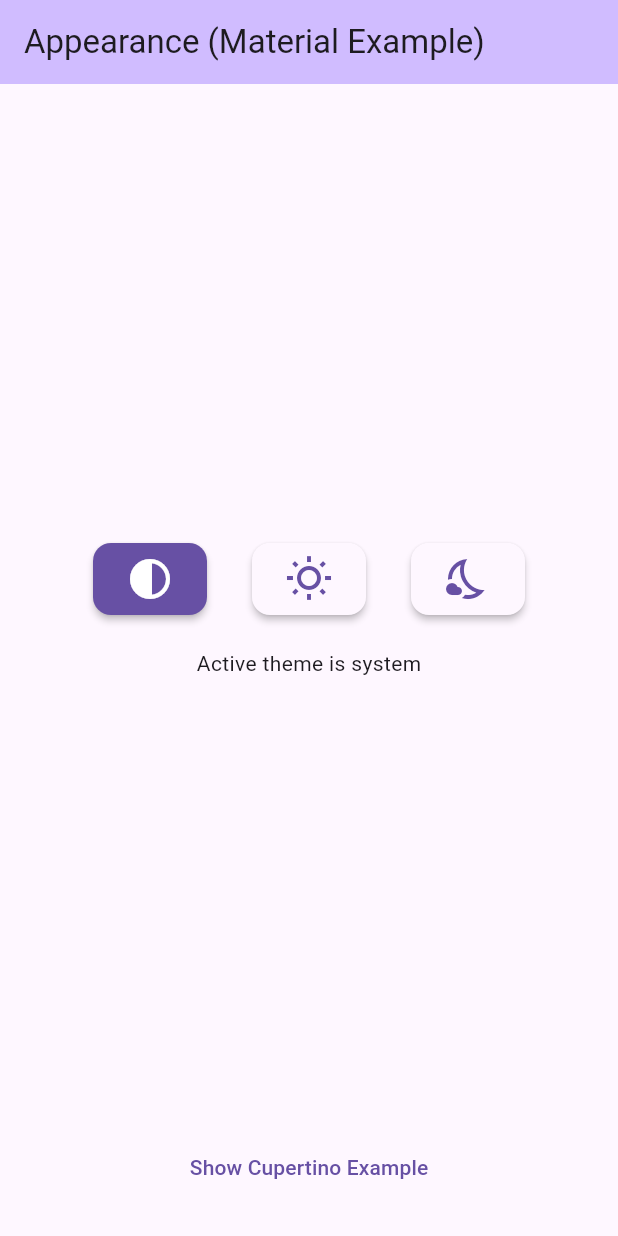
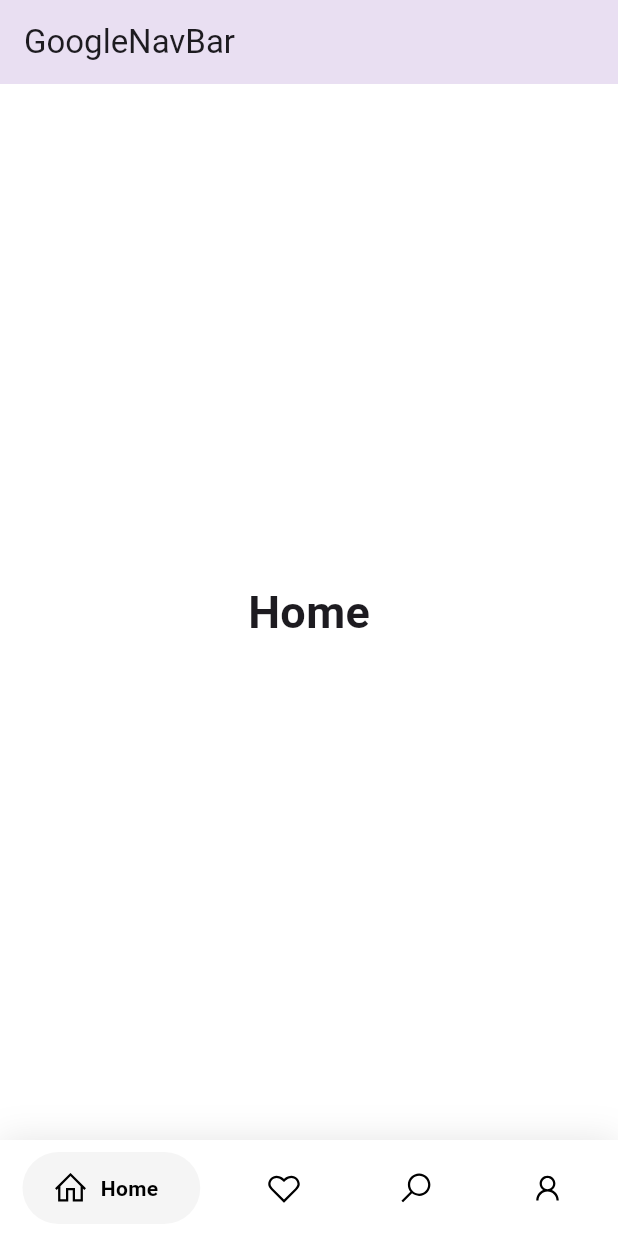
Before and after one commit to hoathienvu8x/Flutter-Demos, a Flutter app: the screen it shows after launch, on a phone screen of 412 x 824 dp. Run offline on Flutter 3.47's test engine with Material 3 defaults, Android fonts, the phone set to English and light mode, and no system bars; our stand-ins replace line_icons, shared_preferences.

Commit message:
Google Nav Bar

```diff
--- /dev/null
+++ b/lib/google_nav_bar/button.dart
@@ -0,0 +1,211 @@
+import 'dart:math' show pow;
+import 'package:flutter/material.dart';
+
+import 'gnav.dart';
+
+class Button extends StatefulWidget {
+  const Button({
+    super.key,
+    this.icon,
+    this.iconSize,
+    this.leading,
+    this.iconActiveColor,
+    this.iconColor,
+    this.text,
+    this.gap,
+    this.color,
+    this.rippleColor,
+    this.hoverColor,
+    required this.onPressed,
+    this.duration,
+    this.curve,
+    this.padding,
+    this.margin,
+    required this.active,
+    this.debug,
+    this.gradient,
+    this.borderRadius,
+    this.border,
+    this.activeBorder,
+    this.shadow,
+    this.style = GnavStyle.google,
+    this.textSize,
+  });
+
+  final IconData? icon;
+  final double? iconSize;
+  final Text? text;
+  final Widget? leading;
+  final Color? iconActiveColor;
+  final Color? iconColor;
+  final Color? color;
+  final Color? rippleColor;
+  final Color? hoverColor;
+  final double? gap;
+  final bool? active;
+  final bool? debug;
+  final VoidCallback onPressed;
+  final EdgeInsetsGeometry? padding;
+  final EdgeInsetsGeometry? margin;
+  final Duration? duration;
+  final Curve? curve;
+  final Gradient? gradient;
+  final BorderRadius? borderRadius;
+  final Border? border;
+  final Border? activeBorder;
+  final List<BoxShadow>? shadow;
+  final GnavStyle? style;
+  final double? textSize;
+
+  @override
+  State<Button> createState() => _ButtonState();
+}
+
+class _ButtonState extends State<Button> with TickerProviderStateMixin {
+  late bool _expanded;
+  late final AnimationController expandController;
+
+  @override
+  void initState() {
+    super.initState();
+    _expanded = widget.active!;
+
+    expandController =
+        AnimationController(vsync: this, duration: widget.duration)
+          ..addListener(() => setState(() {}));
+  }
+
+  @override
+  void dispose() {
+    expandController.dispose();
+
+    super.dispose();
+  }
+
+  @override
+  Widget build(BuildContext context) {
+    var curveValue = expandController
+        .drive(CurveTween(
+            curve: _expanded ? widget.curve! : widget.curve!.flipped))
+        .value;
+    var colorTween =
+        ColorTween(begin: widget.iconColor, end: widget.iconActiveColor);
+    var colorTweenAnimation = colorTween.animate(CurvedAnimation(
+        parent: expandController,
+        curve: _expanded ? Curves.easeInExpo : Curves.easeOutCirc));
+
+    _expanded = !widget.active!;
+    if (_expanded) {
+      expandController.reverse();
+    } else {
+      expandController.forward();
+    }
+
+    Widget icon = widget.leading ??
+        Icon(widget.icon,
+            color: colorTweenAnimation.value, size: widget.iconSize);
+
+    return Material(
+      type: MaterialType.transparency,
+      child: InkWell(
+        highlightColor: widget.hoverColor,
+        splashColor: widget.rippleColor,
+        borderRadius: widget.borderRadius,
+        onTap: widget.onPressed,
+        child: Container(
+          padding: widget.margin,
+          child: AnimatedContainer(
+            curve: Curves.easeOut,
+            padding: widget.padding,
+            duration: widget.duration!,
+            decoration: BoxDecoration(
+              boxShadow: widget.shadow,
+              border: widget.active!
+                  ? (widget.activeBorder ?? widget.border)
+                  : widget.border,
+              gradient: widget.gradient,
+              color: _expanded
+                  ? widget.color!.withOpacity(0)
+                  : widget.debug!
+                      ? Colors.red
+                      : widget.gradient != null
+                          ? Colors.white
+                          : widget.color,
+              borderRadius: widget.borderRadius,
+            ),
+            child: FittedBox(
+              fit: BoxFit.fitHeight,
+              child: Builder(
+                builder: (_) {
+                  if (widget.style == GnavStyle.google) {
+                    return Stack(
+                      children: [
+                        if (widget.text!.data != '')
+                          Row(
+                              mainAxisAlignment: MainAxisAlignment.end,
+                              children: [
+                                Opacity(
+                                  opacity: 0,
+                                  child: icon,
+                                ),
+                                Align(
+                                    alignment: Alignment.centerRight,
+                                    widthFactor: curveValue,
+                                    child: Opacity(
+                                        opacity: _expanded
+                                            ? pow(expandController.value, 13)
+                                                as double
+                                            : expandController
+                                                .drive(CurveTween(
+                                                    curve: Curves.easeIn))
+                                                .value,
+                                        child: Padding(
+                                          padding: EdgeInsets.only(
+                                              left: widget.gap! +
+                                                  8 -
+                                                  (8 *
+                                                      expandController
+                                                          .drive(CurveTween(
+                                                              curve: Curves
+                                                                  .easeOutSine))
+                                                          .value),
+                                              right: 8 *
+                                                  expandController
+                                                      .drive(CurveTween(
+                                                          curve: Curves
+                                                              .easeOutSine))
+                                                      .value),
+                                          child: widget.text,
+                                        ))),
+                              ]),
+                        Align(alignment: Alignment.centerLeft, child: icon),
+                      ],
+                    );
+                  } else if (widget.style == GnavStyle.oldSchool) {
+                    return Column(
+                      children: [
+                        icon,
+                        Container(
+                          padding: EdgeInsets.only(top: widget.gap!),
+                          child: Text(
+                            widget.text!.data!,
+                            style: TextStyle(
+                              color: colorTweenAnimation.value,
+                              fontSize: widget.textSize ?? 16,
+                            ),
+                          ),
+                        ),
+                      ],
+                    );
+                  } else {
+                    return Container();
+                  }
+                },
+              ),
+            ),
+          ),
+        ),
+      ),
+    );
+  }
+}
--- /dev/null
+++ b/lib/google_nav_bar/gbutton.dart
@@ -0,0 +1,116 @@
+import 'package:flutter/material.dart';
+import 'package:flutter/services.dart' show HapticFeedback;
+
+import 'button.dart';
+import 'gnav.dart';
+
+class GButton extends StatefulWidget {
+  final bool? active;
+  final bool? debug;
+  final bool? haptic;
+  final double? gap;
+  final Color? iconColor;
+  final Color? rippleColor;
+  final Color? hoverColor;
+  final Color? iconActiveColor;
+  final Color? textColor;
+  final EdgeInsetsGeometry? padding;
+  final EdgeInsetsGeometry? margin;
+  final TextStyle? textStyle;
+  final double? iconSize;
+  final Function? onPressed;
+  final String text;
+  final IconData icon;
+  final Color? backgroundColor;
+  final Duration? duration;
+  final Curve? curve;
+  final Gradient? backgroundGradient;
+  final Widget? leading;
+  final BorderRadius? borderRadius;
+  final Border? border;
+  final Border? activeBorder;
+  final List<BoxShadow>? shadow;
+  final String? semanticLabel;
+  final GnavStyle? style;
+  final double? textSize;
+
+  const GButton({
+    super.key,
+    this.active,
+    this.haptic,
+    this.backgroundColor,
+    required this.icon,
+    this.iconColor,
+    this.rippleColor,
+    this.hoverColor,
+    this.iconActiveColor,
+    this.text = '',
+    this.textColor,
+    this.padding,
+    this.margin,
+    this.duration,
+    this.debug,
+    this.gap,
+    this.curve,
+    this.textStyle,
+    this.iconSize,
+    this.leading,
+    this.onPressed,
+    this.backgroundGradient,
+    this.borderRadius,
+    this.border,
+    this.activeBorder,
+    this.shadow,
+    this.semanticLabel,
+    this.style = GnavStyle.google,
+    this.textSize,
+  });
+
+  @override
+  State<GButton> createState() => _GButtonState();
+}
+
+class _GButtonState extends State<GButton> {
+  @override
+  Widget build(BuildContext context) {
+    return Semantics(
+      label: widget.semanticLabel ?? widget.text,
+      child: Button(
+        textSize: widget.textSize,
+        style: widget.style,
+        borderRadius: widget.borderRadius,
+        border: widget.border,
+        activeBorder: widget.activeBorder,
+        shadow: widget.shadow,
+        debug: widget.debug,
+        duration: widget.duration,
+        iconSize: widget.iconSize,
+        active: widget.active,
+        onPressed: () {
+          if (widget.haptic!) HapticFeedback.selectionClick();
+          widget.onPressed?.call();
+        },
+        padding: widget.padding,
+        margin: widget.margin,
+        gap: widget.gap,
+        color: widget.backgroundColor,
+        rippleColor: widget.rippleColor,
+        hoverColor: widget.hoverColor,
+        gradient: widget.backgroundGradient,
+        curve: widget.curve,
+        leading: widget.leading,
+        iconActiveColor: widget.iconActiveColor,
+        iconColor: widget.iconColor,
+        icon: widget.icon,
+        text: Text(
+          widget.text,
+          style: widget.textStyle ??
+              TextStyle(
+                fontWeight: FontWeight.w600,
+                color: widget.textColor,
+              ),
+        ),
+      ),
+    );
+  }
+}
--- /dev/null
+++ b/lib/google_nav_bar/gnav.dart
@@ -0,0 +1,155 @@
+import 'package:flutter/material.dart';
+
+import 'gbutton.dart';
+
+enum GnavStyle {
+  google,
+  oldSchool,
+}
+
+class GNav extends StatefulWidget {
+  const GNav({
+    super.key,
+    required this.tabs,
+    this.selectedIndex = 0,
+    this.onTabChange,
+    this.gap = 0,
+    this.padding = const EdgeInsets.all(25),
+    this.activeColor,
+    this.color,
+    this.rippleColor = Colors.transparent,
+    this.hoverColor = Colors.transparent,
+    this.backgroundColor = Colors.transparent,
+    this.tabBackgroundColor = Colors.transparent,
+    this.tabBorderRadius = 100.0,
+    this.iconSize,
+    this.textStyle,
+    this.curve = Curves.easeInCubic,
+    this.tabMargin = EdgeInsets.zero,
+    this.debug = false,
+    this.duration = const Duration(milliseconds: 500),
+    this.tabBorder,
+    this.tabActiveBorder,
+    this.tabShadow,
+    this.haptic = true,
+    this.tabBackgroundGradient,
+    this.mainAxisAlignment = MainAxisAlignment.spaceBetween,
+    this.style = GnavStyle.google,
+    this.textSize,
+  });
+
+  final List<GButton> tabs;
+  final int selectedIndex;
+  final ValueChanged<int>? onTabChange;
+  final double gap;
+  final double tabBorderRadius;
+  final double? iconSize;
+  final Color? activeColor;
+  final Color backgroundColor;
+  final Color tabBackgroundColor;
+  final Color? color;
+  final Color rippleColor;
+  final Color hoverColor;
+  final EdgeInsetsGeometry padding;
+  final EdgeInsetsGeometry tabMargin;
+  final TextStyle? textStyle;
+  final Duration duration;
+  final Curve curve;
+  final bool debug;
+  final bool haptic;
+  final Border? tabBorder;
+  final Border? tabActiveBorder;
+  final List<BoxShadow>? tabShadow;
+  final Gradient? tabBackgroundGradient;
+  final MainAxisAlignment mainAxisAlignment;
+  final GnavStyle? style;
+  final double? textSize;
+
+  @override
+  State<GNav> createState() => _GNavState();
+}
+
+class _GNavState extends State<GNav> {
+  late int selectedIndex;
+  bool clickable = true;
+
+  @override
+  void initState() {
+    super.initState();
+    selectedIndex = widget.selectedIndex;
+  }
+
+  @override
+  void didUpdateWidget(GNav oldWidget) {
+    super.didUpdateWidget(oldWidget);
+    if (widget.selectedIndex != oldWidget.selectedIndex) {
+      selectedIndex = widget.selectedIndex;
+    }
+  }
+
+  @override
+  Widget build(BuildContext context) {
+    return Container(
+      color: widget.backgroundColor,
+      child: Row(
+        mainAxisAlignment: widget.mainAxisAlignment,
+        children: widget.tabs
+            .map(
+              (t) => GButton(
+                textSize: widget.textSize,
+                style: widget.style,
+                key: t.key,
+                border: t.border ?? widget.tabBorder,
+                activeBorder: t.activeBorder ?? widget.tabActiveBorder,
+                shadow: t.shadow ?? widget.tabShadow,
+                borderRadius: t.borderRadius ??
+                    BorderRadius.all(
+                      Radius.circular(widget.tabBorderRadius),
+                    ),
+                debug: widget.debug,
+                margin: t.margin ?? widget.tabMargin,
+                active: selectedIndex == widget.tabs.indexOf(t),
+                gap: t.gap ?? widget.gap,
+                iconActiveColor: t.iconActiveColor ?? widget.activeColor,
+                iconColor: t.iconColor ?? widget.color,
+                iconSize: t.iconSize ?? widget.iconSize,
+                textColor: t.textColor ?? widget.activeColor,
+                rippleColor: t.rippleColor ?? widget.rippleColor,
+                hoverColor: t.hoverColor ?? widget.hoverColor,
+                padding: t.padding ?? widget.padding,
+                textStyle: t.textStyle ?? widget.textStyle,
+                text: t.text,
+                icon: t.icon,
+                haptic: widget.haptic,
+                leading: t.leading,
+                curve: widget.curve,
+                backgroundGradient:
+                    t.backgroundGradient ?? widget.tabBackgroundGradient,
+                backgroundColor: t.backgroundColor ?? widget.tabBackgroundColor,
+                duration: widget.duration,
+                onPressed: () {
+                  if (!clickable) return;
+                  setState(() {
+                    selectedIndex = widget.tabs.indexOf(t);
+                    clickable = false;
+                  });
+
+                  t.onPressed?.call();
+
+                  widget.onTabChange?.call(selectedIndex);
+
+                  Future.delayed(widget.duration, () {
+                    if (context.mounted) {
+                      setState(() {
+                        clickable = true;
+                      });
+                    }
+                  });
+                },
+              ),
+            )
+            .toList(),
+      ),
+    );
+  }
+}
--- /dev/null
+++ b/lib/google_nav_bar/google_nav_bar.dart
@@ -0,0 +1,122 @@
+import 'package:flutter/material.dart';
+import 'package:line_icons/line_icons.dart';
+
+import 'gbutton.dart';
+import 'gnav.dart';
+
+class GoogleNavApp extends StatelessWidget {
+  const GoogleNavApp({super.key});
+
+  @override
+  Widget build(BuildContext context) {
+    return MaterialApp(
+      builder: (context, child) {
+        return Directionality(
+          textDirection: TextDirection.ltr,
+          child: child!,
+        );
+      },
+      title: 'GNav',
+      theme: ThemeData(
+        primaryColor: Colors.grey[800],
+      ),
+      home: const Example(),
+    );
+  }
+}
+
+class Example extends StatefulWidget {
+  const Example({super.key});
+
+  @override
+  State<Example> createState() => _ExampleState();
+}
+
+class _ExampleState extends State<Example> {
+  int _selectedIndex = 0;
+  static const TextStyle optionStyle =
+      TextStyle(fontSize: 30, fontWeight: FontWeight.w600);
+  static const List<Widget> _widgetOptions = <Widget>[
+    Text(
+      'Home',
+      style: optionStyle,
+    ),
+    Text(
+      'Likes',
+      style: optionStyle,
+    ),
+    Text(
+      'Search',
+      style: optionStyle,
+    ),
+    Text(
+      'Profile',
+      style: optionStyle,
+    ),
+  ];
+
+  @override
+  Widget build(BuildContext context) {
+    return Scaffold(
+      backgroundColor: Colors.white,
+      appBar: AppBar(
+        elevation: 20,
+        title: const Text('GoogleNavBar'),
+      ),
+      body: Center(
+        child: _widgetOptions.elementAt(_selectedIndex),
+      ),
+      bottomNavigationBar: Container(
+        decoration: BoxDecoration(
+          color: Colors.white,
+          boxShadow: [
+            BoxShadow(
+              blurRadius: 20,
+              color: Colors.black.withOpacity(.1),
+            )
+          ],
+        ),
+        child: SafeArea(
+          child: Padding(
+            padding: const EdgeInsets.symmetric(horizontal: 15.0, vertical: 8),
+            child: GNav(
+              rippleColor: Colors.grey[300]!,
+              hoverColor: Colors.grey[100]!,
+              gap: 8,
+              activeColor: Colors.black,
+              iconSize: 24,
+              padding: const EdgeInsets.symmetric(horizontal: 20, vertical: 12),
+              duration: const Duration(milliseconds: 400),
+              tabBackgroundColor: Colors.grey[100]!,
+              color: Colors.black,
+              tabs: const [
+                GButton(
+                  icon: LineIcons.home,
+                  text: 'Home',
+                ),
+                GButton(
+                  icon: LineIcons.heart,
+                  text: 'Likes',
+                ),
+                GButton(
+                  icon: LineIcons.search,
+                  text: 'Search',
+                ),
+                GButton(
+                  icon: LineIcons.user,
+                  text: 'Profile',
+                ),
+              ],
+              selectedIndex: _selectedIndex,
+              onTabChange: (index) {
+                setState(() {
+                  _selectedIndex = index;
+                });
+              },
+            ),
+          ),
+        ),
+      ),
+    );
+  }
+}
--- a/lib/main.dart
+++ b/lib/main.dart
@@ -2,13 +2,15 @@ import 'package:flutter/material.dart';
 
 // import 'app.dart';
 // import 'day_night/day_night_switch.dart';
-import 'appearance/appearance_demo.dart';
-import 'appearance/shared_preference.dart';
+// import 'appearance/appearance_demo.dart';
+// import 'appearance/shared_preference.dart';
+import 'google_nav_bar/google_nav_bar.dart';
 
 void main() async {
   // runApp(const MyApp());
   // runApp(const DayNightApp());
-  WidgetsFlutterBinding.ensureInitialized();
-  await SharedPreferencesManager.instance.init();
-  runApp(const AppearanceDemoApp());
+  // WidgetsFlutterBinding.ensureInitialized();
+  // await SharedPreferencesManager.instance.init();
+  // runApp(const AppearanceDemoApp());
+  runApp(const GoogleNavApp());
 }
--- a/pubspec.yaml
+++ b/pubspec.yaml
@@ -36,6 +36,7 @@ dependencies:
   # Use with the CupertinoIcons class for iOS style icons.
   cupertino_icons: ^1.0.8
   shared_preferences: ^2.3.3
+  line_icons: ^2.0.3
 
 dev_dependencies:
   flutter_test:
```
Also changed, not shown: pubspec.lock.
